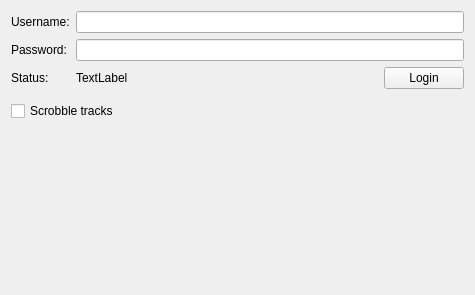
This is scrobbling/scrobblingsettings.ui in CDrummond/cantata as Qt 5 draws it before an edit. The edited form follows.
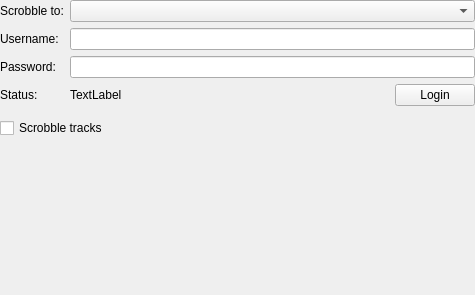
This is the edited form. Custom widgets are drawn as their Qt base class.

Diff of the .ui file:
```diff
--- a/scrobbling/scrobblingsettings.ui
+++ b/scrobbling/scrobblingsettings.ui
@@ -11,7 +11,32 @@
    </rect>
   </property>
   <layout class="QFormLayout" name="formLayout">
+   <property name="leftMargin">
+    <number>0</number>
+   </property>
+   <property name="topMargin">
+    <number>0</number>
+   </property>
+   <property name="rightMargin">
+    <number>0</number>
+   </property>
+   <property name="bottomMargin">
+    <number>0</number>
+   </property>
    <item row="0" column="0">
+    <widget class="BuddyLabel" name="scrobblerLabel">
+     <property name="text">
+      <string>Scrobble to:</string>
+     </property>
+     <property name="buddy">
+      <cstring>scrobbler</cstring>
+     </property>
+    </widget>
+   </item>
+   <item row="0" column="1">
+    <widget class="QComboBox" name="scrobbler"/>
+   </item>
+   <item row="1" column="0">
     <widget class="BuddyLabel" name="label_2">
      <property name="text">
       <string>Username:</string>
@@ -21,10 +46,10 @@
      </property>
     </widget>
    </item>
-   <item row="0" column="1">
+   <item row="1" column="1">
     <widget class="LineEdit" name="user"/>
    </item>
-   <item row="1" column="0">
+   <item row="2" column="0">
     <widget class="BuddyLabel" name="label_3">
      <property name="text">
       <string>Password:</string>
@@ -34,14 +59,14 @@
      </property>
     </widget>
    </item>
-   <item row="1" column="1">
+   <item row="2" column="1">
     <widget class="LineEdit" name="pass">
      <property name="echoMode">
       <enum>QLineEdit::Password</enum>
      </property>
     </widget>
    </item>
-   <item row="2" column="0">
+   <item row="3" column="0">
     <widget class="BuddyLabel" name="label_5">
      <property name="text">
       <string>Status:</string>
@@ -51,7 +76,7 @@
      </property>
     </widget>
    </item>
-   <item row="2" column="1">
+   <item row="3" column="1">
     <layout class="QHBoxLayout" name="horizontalLayout">
      <item>
       <widget class="QLabel" name="loginStatusLabel">
@@ -81,7 +106,7 @@
      </item>
     </layout>
    </item>
-   <item row="3" column="0" colspan="2">
+   <item row="4" column="0" colspan="2">
     <widget class="MessageWidget" name="messageWidget">
      <property name="frameShape">
       <enum>QFrame::StyledPanel</enum>
@@ -91,14 +116,14 @@
      </property>
     </widget>
    </item>
-   <item row="4" column="0" colspan="2">
+   <item row="5" column="0" colspan="2">
     <widget class="QCheckBox" name="enableScrobbling">
      <property name="text">
       <string>Scrobble tracks</string>
      </property>
     </widget>
    </item>
-   <item row="5" column="0">
+   <item row="6" column="0">
     <spacer name="verticalSpacer">
      <property name="orientation">
       <enum>Qt::Vertical</enum>
```
